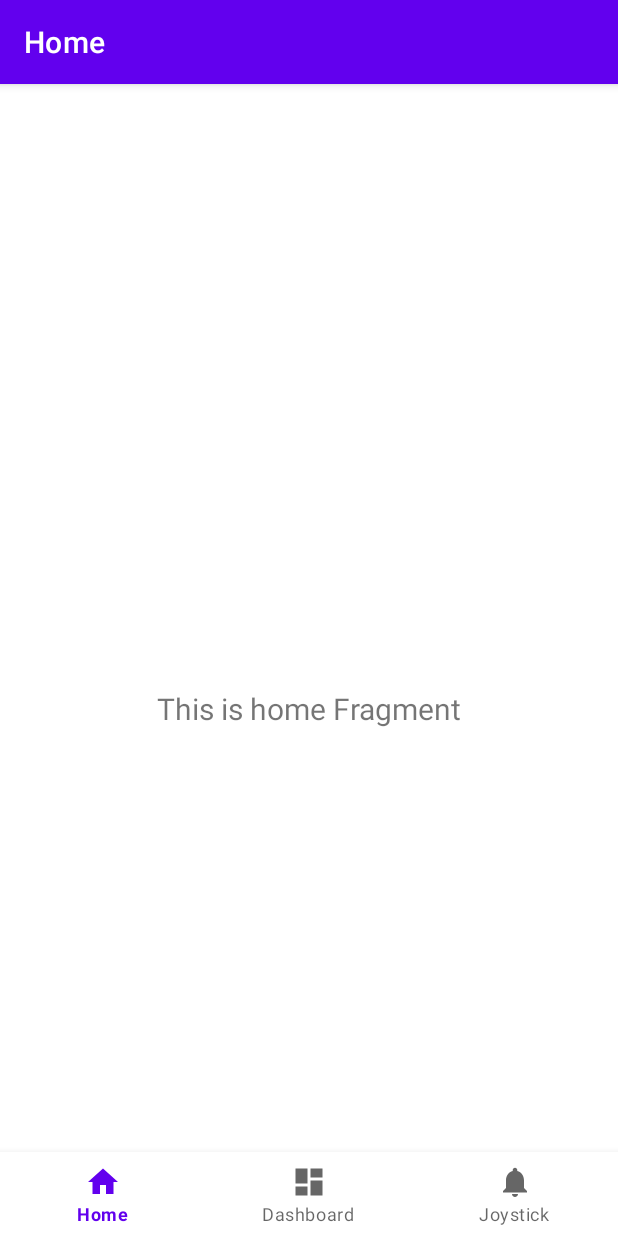
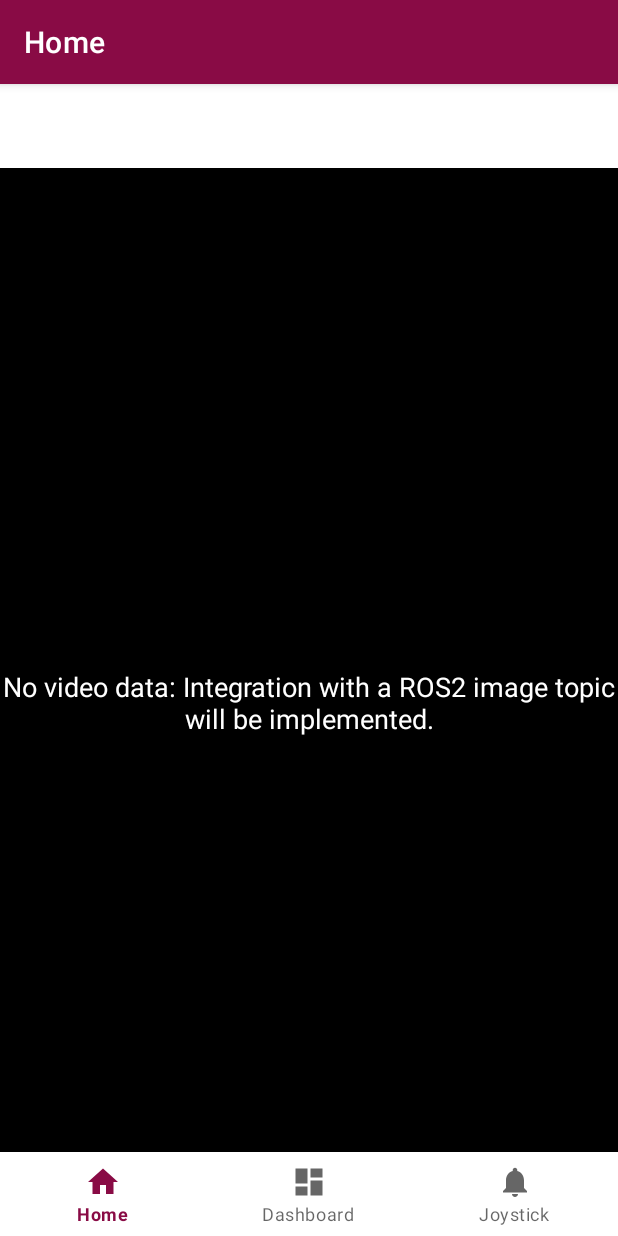
Before and after one commit to Orkun00/MyApplication4, an Android app: the screen it shows after launch (MainActivity), on a phone screen of 412 x 824 dp. Run offline under Robolectric (Android 15) with nearby library versions, the phone set to English and light mode, and no system bars; our stand-ins replace navigation-ui.

Commit message:
Seden Mutaf

```diff
--- a/app/build.gradle.kts
+++ b/app/build.gradle.kts
@@ -39,10 +39,7 @@ android {
 }
 
 dependencies {
-    // ROS 2 Java libraries (replace with your actual dependencies)
 
-
-    // Virtual Joystick library (if from JitPack or local module)
     implementation(libs.androidx.core.ktx)
     implementation(libs.androidx.appcompat)
     implementation(libs.material)
--- a/app/src/main/java/com/example/myapplication/ui/home/HomeFragment.kt
+++ b/app/src/main/java/com/example/myapplication/ui/home/HomeFragment.kt
@@ -1,5 +1,6 @@
 package com.example.myapplication.ui.home
 
+import android.annotation.SuppressLint
 import android.os.Bundle
 import android.view.LayoutInflater
 import android.view.View
@@ -17,6 +18,7 @@ class HomeFragment : Fragment() {
     // onDestroyView.
     private val binding get() = _binding!!
 
+    @SuppressLint("SetTextI18n")
     override fun onCreateView(
         inflater: LayoutInflater,
         container: ViewGroup?,
@@ -27,7 +29,6 @@ class HomeFragment : Fragment() {
 
         _binding = FragmentHomeBinding.inflate(inflater, container, false)
         val root: View = binding.root
-
         val textView: TextView = binding.textHome
         homeViewModel.text.observe(viewLifecycleOwner) {
             textView.text = it
--- a/app/src/main/java/com/example/myapplication/ui/home/HomeViewModel.kt
+++ b/app/src/main/java/com/example/myapplication/ui/home/HomeViewModel.kt
@@ -7,7 +7,7 @@ import androidx.lifecycle.ViewModel
 class HomeViewModel : ViewModel() {
 
     private val _text = MutableLiveData<String>().apply {
-        value = "This is home Fragment"
+        value = "No video data: Integration with a ROS2 image topic will be implemented."
     }
     val text: LiveData<String> = _text
 }
--- a/app/src/main/res/layout/fragment_home.xml
+++ b/app/src/main/res/layout/fragment_home.xml
@@ -1,22 +1,22 @@
 <?xml version="1.0" encoding="utf-8"?>
-<androidx.constraintlayout.widget.ConstraintLayout xmlns:android="http://schemas.android.com/apk/res/android"
+<androidx.constraintlayout.widget.ConstraintLayout
+    xmlns:android="http://schemas.android.com/apk/res/android"
     xmlns:app="http://schemas.android.com/apk/res-auto"
-    xmlns:tools="http://schemas.android.com/tools"
     android:layout_width="match_parent"
     android:layout_height="match_parent"
-    tools:context=".ui.home.HomeFragment">
+    android:background="@android:color/black">
 
+    <!-- Centered TextView -->
     <TextView
-        android:id="@+id/text_home"
-        android:layout_width="match_parent"
+        android:id="@+id/textHome"
+        android:layout_width="wrap_content"
         android:layout_height="wrap_content"
-        android:layout_marginStart="8dp"
-        android:layout_marginTop="8dp"
-        android:layout_marginEnd="8dp"
-        android:textAlignment="center"
-        android:textSize="20sp"
+        android:text="@string/no_video_data"
+        android:textColor="@android:color/white"
+        android:textSize="18sp"
+        android:gravity="center"
+        app:layout_constraintTop_toTopOf="parent"
         app:layout_constraintBottom_toBottomOf="parent"
-        app:layout_constraintEnd_toEndOf="parent"
         app:layout_constraintStart_toStartOf="parent"
-        app:layout_constraintTop_toTopOf="parent" />
+        app:layout_constraintEnd_toEndOf="parent" />
 </androidx.constraintlayout.widget.ConstraintLayout>
--- a/app/src/main/res/values/colors.xml
+++ b/app/src/main/res/values/colors.xml
@@ -7,4 +7,5 @@
     <color name="teal_700">#FF018786</color>
     <color name="black">#FF000000</color>
     <color name="white">#FFFFFFFF</color>
+    <color name="burgundy">#890B45</color>
 </resources>
--- a/app/src/main/res/values/strings.xml
+++ b/app/src/main/res/values/strings.xml
@@ -4,4 +4,5 @@
     <string name="title_dashboard">Dashboard</string>
     <string name="title_notifications">Notifications</string>
     <string name="title_joystick">Joystick</string>
+    <string name="no_video_data">No video data: Integration with a ROS2 image topic will be implemented.</string>
 </resources>
--- a/app/src/main/res/values/themes.xml
+++ b/app/src/main/res/values/themes.xml
@@ -2,8 +2,8 @@
     <!-- Base application theme. -->
     <style name="Theme.MyApplication" parent="Theme.MaterialComponents.DayNight.DarkActionBar">
         <!-- Primary brand color. -->
-        <item name="colorPrimary">@color/purple_500</item>
-        <item name="colorPrimaryVariant">@color/purple_700</item>
+        <item name="colorPrimary">@color/burgundy</item>
+        <item name="colorPrimaryVariant">@color/burgundy</item>
         <item name="colorOnPrimary">@color/white</item>
         <!-- Secondary brand color. -->
         <item name="colorSecondary">@color/teal_200</item>
--- a/settings.gradle.kts
+++ b/settings.gradle.kts
@@ -16,6 +16,10 @@ dependencyResolutionManagement {
     repositories {
         google()
         mavenCentral()
+        maven {
+            url = uri("https://jcenter.bintray.com/")
+            url = uri("https://github.com/ros2-java/ros2_java/releases/download/latest/repository/")
+        }
     }
 }
 
```
Also changed, not shown: app/src/main/java/com/example/myapplication/VirtualJoystickView.kt (+8 -2 lines), app/src/main/java/com/example/myapplication/ui/Joystick/JoystickFragment.kt (+30 -8 lines), app/src/main/res/layout/fragment_joystick.xml (+5 -4 lines), build.gradle.kts (line endings or trailing spaces).
